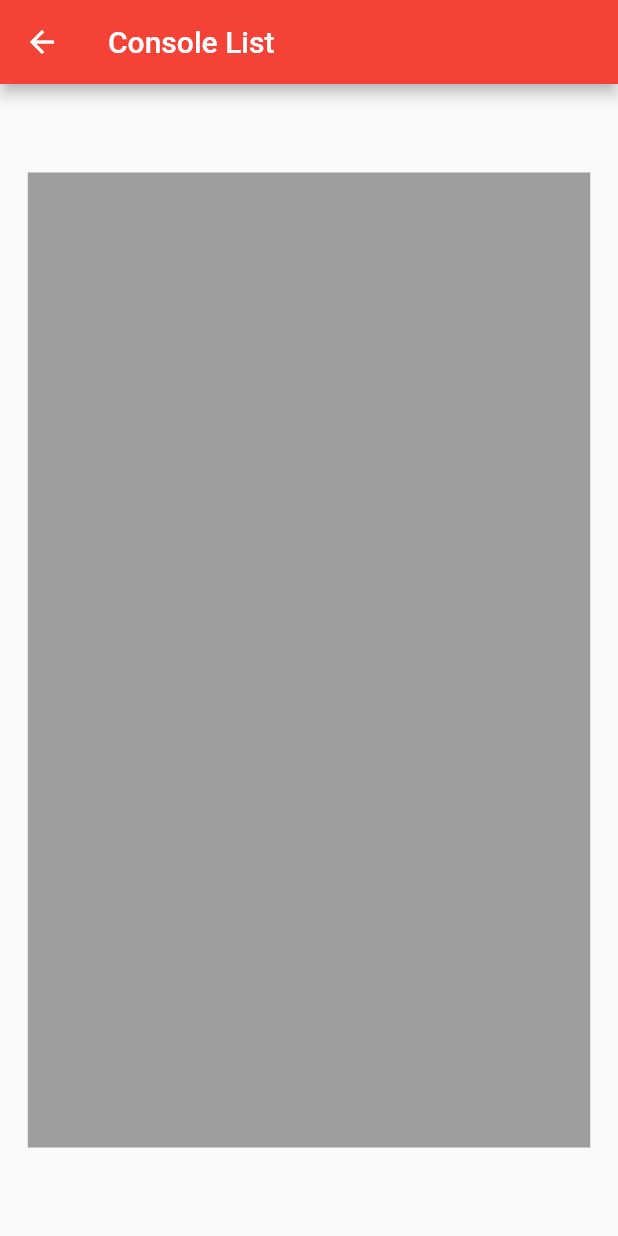
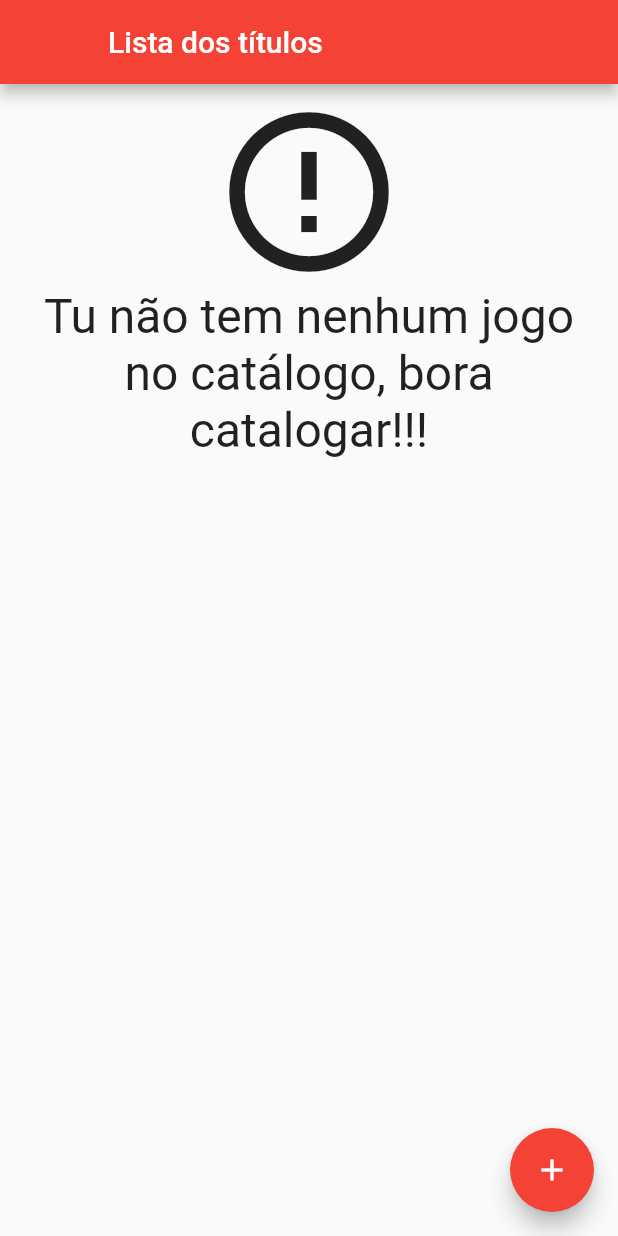
Before and after one commit to DarkBerud/Cat-logo-de-Jogos, a Flutter app: the consoleScreen screen opened directly, on a phone screen of 412 x 824 dp. Run offline on Flutter 3.47's test engine with Material 2 defaults, Android fonts, the phone set to English and light mode, and no system bars; our stand-ins replace sqflite; accounts and stored records are empty.

Commit message:
Continuação da implementação do SQFLITE

```diff
--- a/lib/data/game_dao.dart
+++ b/lib/data/game_dao.dart
@@ -12,7 +12,7 @@ class GameDao {
 
   static const String _tablename = "consoleTable";
   static const String _title = "title";
-  static const String _plataform = "title";
+  static const String _plataform = "plataform";
   static const String _genre = "genre";
   static const String _media = "media";
   static const String _image = "image";
@@ -43,16 +43,16 @@ class GameDao {
     return gamesMap;
   }
 
-  Future<List<gameTitleButton>> findall() async {
+  Future<List<gameTitleButton>> findAll() async {
     final Database bancoDeDados = await getDatabase();
     final List<Map<String, dynamic>> result =
-        await bancoDeDados.query(_tablename);
+    await bancoDeDados.query(_tablename);
     return toList(result);
   }
 
-  List<gameTitleButton> toList(List<Map<String, dynamic>> gameMap) {
+  List<gameTitleButton> toList(List<Map<String, dynamic>> gamesMap) {
     final List<gameTitleButton> games = [];
-    for (Map<String, dynamic> linha in gameMap) {
+    for (Map<String, dynamic> linha in gamesMap) {
       final gameTitleButton game = gameTitleButton(linha[_title],
           linha[_plataform], linha[_genre], linha[_media], linha[_image]);
       games.add(game);
--- a/lib/main.dart
+++ b/lib/main.dart
@@ -1,6 +1,7 @@
 import 'package:flutter/material.dart';
 import 'package:projeto_catalogo_jogos/components/title.dart';
 import 'package:projeto_catalogo_jogos/components/titleButton.dart';
+import 'package:projeto_catalogo_jogos/screens/console_screen.dart';
 import 'package:projeto_catalogo_jogos/screens/game_form.dart';
 
 void main() {
@@ -17,7 +18,8 @@ class MyApp extends StatelessWidget {
       theme: ThemeData(
         primarySwatch: Colors.red,
       ),
-       home: gameTitleButton("One piece", "PC", "Action", "Digital","https://srv.latostadora.com/designall.dll/monkey_d_luffy_8bit__mujer--i:14138549542514138515;d:495425;w:240;b:005195;m:1.jpg"),
+       home: consoleScreen(),
+       // home: gameTitleButton("One piece", "PC", "Action", "Digital","https://srv.latostadora.com/designall.dll/monkey_d_luffy_8bit__mujer--i:14138549542514138515;d:495425;w:240;b:005195;m:1.jpg"),
     );
   }
 }
--- a/lib/screens/console_screen.dart
+++ b/lib/screens/console_screen.dart
@@ -1,22 +1,112 @@
 import 'package:flutter/material.dart';
+import 'package:projeto_catalogo_jogos/components/titleButton.dart';
+import 'package:projeto_catalogo_jogos/data/game_dao.dart';
+import 'package:projeto_catalogo_jogos/screens/game_form.dart';
 
-class consoleScreen extends StatelessWidget {
+class consoleScreen extends StatefulWidget {
   const consoleScreen({Key? key}) : super(key: key);
 
+  @override
+  State<consoleScreen> createState() => _consoleScreenState();
+}
+
+class _consoleScreenState extends State<consoleScreen> {
   @override
   Widget build(BuildContext context) {
     return Scaffold(
       appBar: AppBar(
-        title: Text("Console List"),
+        leading: Container(),
+        title: Text("Lista dos títulos"),
       ),
-      body: Center(
-        child: SingleChildScrollView(
-          child: Container(
-            height: 650,
-            width: 375,
-            color: Colors.grey,
-          ),
-        ),
+      body: Padding(
+        padding: EdgeInsets.only(top: 8, bottom: 70),
+        child: FutureBuilder<List<gameTitleButton>>(
+            future: GameDao().findAll(),
+            builder: (context, snapshot) {
+              List<gameTitleButton>? items = snapshot.data;
+              switch (snapshot.connectionState) {
+                case ConnectionState.none:
+                  return Center(
+                    child: Column(
+                      children: [
+                        CircularProgressIndicator(),
+                        Text("Carregando"),
+                      ],
+                    ),
+                  );
+                  break;
+                case ConnectionState.waiting:
+                  return Center(
+                    child: Column(
+                      children: [
+                        CircularProgressIndicator(),
+                        Text("Carregando"),
+                      ],
+                    ),
+                  );
+                  break;
+                case ConnectionState.active:
+                  return Center(
+                    child: Column(
+                      children: [
+                        CircularProgressIndicator(),
+                        Text("Carregando"),
+                      ],
+                    ),
+                  );
+                  break;
+                case ConnectionState.done:
+                  if (snapshot.hasData && items != null) {
+                    if (items.isNotEmpty) {
+                      return ListView.builder(
+                          itemCount: items.length,
+                          itemBuilder: (BuildContext contex, int index) {
+                            final gameTitleButton game = items[index];
+                            return game;
+                          });
+                    }
+                    return Center(
+                      child: Column(
+                        children: [
+                          Icon(
+                            Icons.error_outline,
+                            size: 128,
+                          ),
+                          Text(
+                            "Tu não tem nenhum jogo",
+                            textAlign: TextAlign.center,
+                            style: TextStyle(
+                              fontSize: 32,
+                            ),
+                          ),
+                          Text(
+                            textAlign: TextAlign.center,
+                            "no catálogo, bora catalogar!!!",
+                            style: TextStyle(fontSize: 32),
+                          ),
+                        ],
+                      ),
+                    );
+                  }
+                  return Center(
+                    child: Text(
+                      "Erro ao carregar os jogos",
+                      style: TextStyle(fontSize: 32),
+                    ),
+                  );
+                  break;
+              }
+              return Text("Erro desconhecido");
+            }),
+      ),
+      floatingActionButton: FloatingActionButton(
+        onPressed: () {
+          Navigator.push(
+            context,
+            MaterialPageRoute(builder: (contextNew) => gameForm()),
+          ).then((value) => setState(() {}));
+        },
+        child: const Icon(Icons.add),
       ),
     );
   }
--- a/lib/screens/game_form.dart
+++ b/lib/screens/game_form.dart
@@ -1,4 +1,6 @@
 import 'package:flutter/material.dart';
+import 'package:projeto_catalogo_jogos/components/titleButton.dart';
+import 'package:projeto_catalogo_jogos/data/game_dao.dart';
 
 class gameForm extends StatefulWidget {
   const gameForm({Key? key}) : super(key: key);
@@ -160,7 +162,16 @@ class _gameFormState extends State<gameForm> {
                   ),
                 ),
                 ElevatedButton(
-                  onPressed: () {},
+                  onPressed: () {
+                    GameDao().save(gameTitleButton(
+                        titleController.text,
+                        plataformController.text,
+                        genreController.text,
+                        mediaController.text,
+                        imageController.text));
+                    ScaffoldMessenger.of(context).showSnackBar(const SnackBar(content: Text("Jogo adicionado")));
+                    Navigator.pop(context);
+                  },
                   child: Text("Adicionar"),
                 )
               ],
```
Also changed, not shown: 4 other files.
